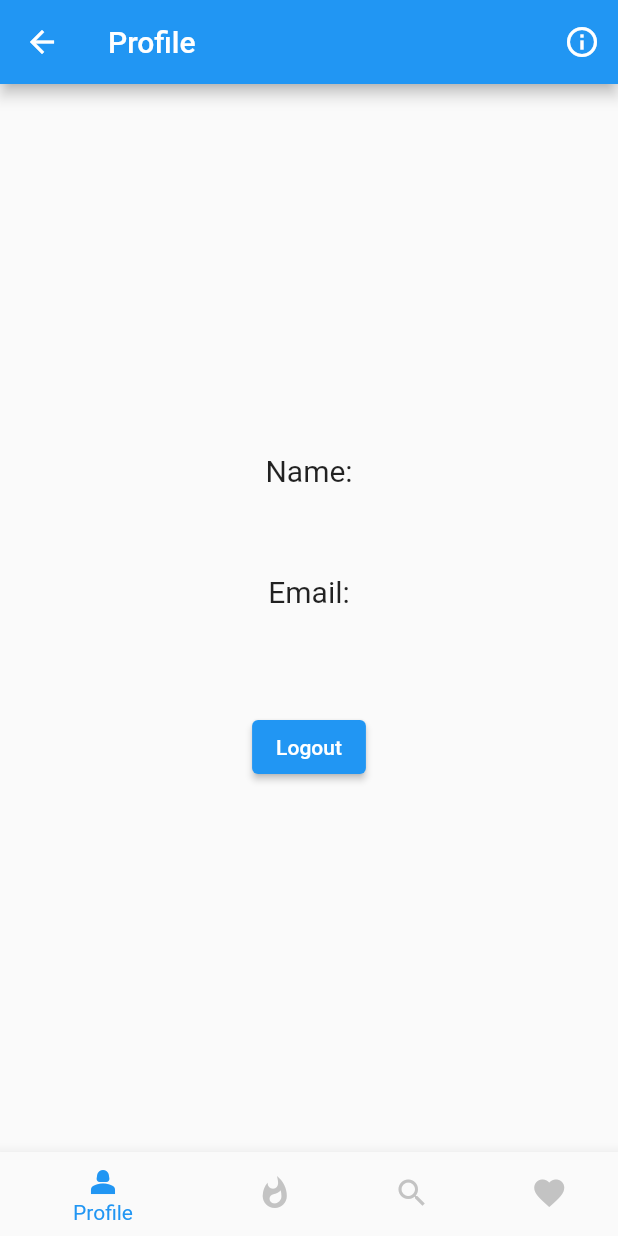
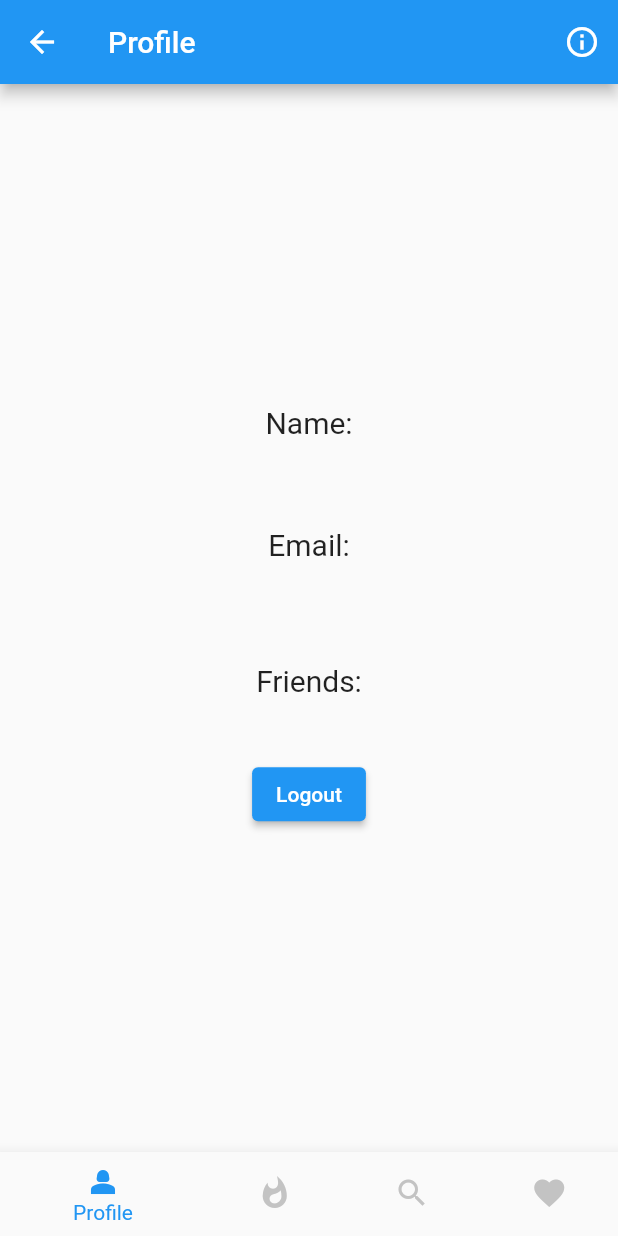
Before and after one commit to PS2273747/MAD02, a Flutter app: the ProfileScreen screen opened by its route, item 2 of the bottom bar chosen, on a phone screen of 412 x 824 dp. Run offline on Flutter 3.47's test engine with Material 2 defaults, Android fonts, the light colour scheme and no system bars; accounts and stored records are empty; network calls fail.

Commit message:
fetch friends working

```diff
--- a/lib/screens/profile_screen.dart
+++ b/lib/screens/profile_screen.dart
@@ -11,6 +11,7 @@ class ProfileScreen extends StatefulWidget {
 class _ProfileScreenState extends State<ProfileScreen> {
   String _name = '';
   String _email = '';
+  List<String> _friends = [];
 
   @override
   void initState() {
@@ -20,11 +21,13 @@ class _ProfileScreenState extends State<ProfileScreen> {
 
   void _fetchUserData() async {
     try {
+      final userData = await UserAPI.fetchUser();
+      final friendsData = await UserAPI.fetchFriends();
 
-      final userData = await UserAPI.fetchUser();
       setState(() {
         _name = userData['name'];
         _email = userData['email'];
+        _friends = friendsData;
       });
     } catch (error) {
       _showErrorDialog('Error occurred while fetching user data.');
@@ -97,6 +100,15 @@ class _ProfileScreenState extends State<ProfileScreen> {
               style: TextStyle(fontSize: 24.0),
             ),
             SizedBox(height: 30.0),
+            Text(
+              'Friends:',
+              style: TextStyle(fontSize: 20.0),
+            ),
+            SizedBox(height: 10.0),
+            Column(
+              children: _friends.map((friend) => Text(friend)).toList(),
+            ),
+            SizedBox(height: 30.0),
             ElevatedButton(
               onPressed: _performLogout,
               child: Text('Logout'),
@@ -104,13 +116,12 @@ class _ProfileScreenState extends State<ProfileScreen> {
           ],
         ),
       ),
-
-    bottomNavigationBar: BottomNav(
-    currentIndex: 0,
-    onItemTapped: (index) {
-    // No navigation logic here, handled in BottomNav widget
-    },
-    )
+      bottomNavigationBar: BottomNav(
+        currentIndex: 0,
+        onItemTapped: (index) {
+          // No navigation logic here, handled in BottomNav widget
+        },
+      ),
     );
   }
 }
```
Also changed, not shown: lib/api/user_requests.dart (+28 -0 lines), 3 other files.
